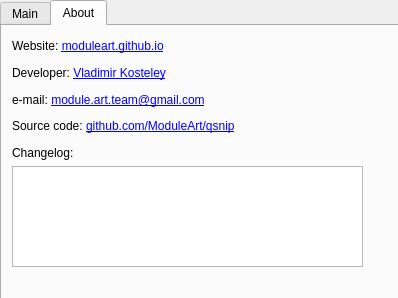
Old version of the form ui/Settings.ui in the repository ModuleArt/qsnip.
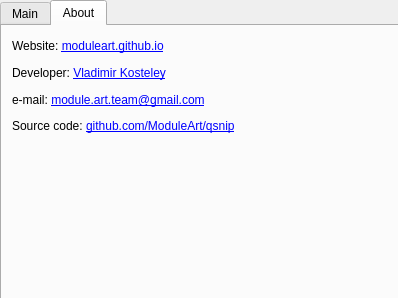
New version of the form. The open tabs and pages were chosen to show the change.

```diff
--- a/ui/Settings.ui
+++ b/ui/Settings.ui
@@ -395,35 +395,6 @@
       </item>
      </layout>
     </widget>
-    <widget class="QWidget" name="layoutWidget3">
-     <property name="geometry">
-      <rect>
-       <x>10</x>
-       <y>120</y>
-       <width>351</width>
-       <height>121</height>
-      </rect>
-     </property>
-     <layout class="QVBoxLayout" name="verticalLayout_3">
-      <item>
-       <widget class="QLabel" name="label_5">
-        <property name="text">
-         <string>Changelog:</string>
-        </property>
-       </widget>
-      </item>
-      <item>
-       <widget class="QPlainTextEdit" name="changelogTextEdit">
-        <property name="enabled">
-         <bool>true</bool>
-        </property>
-        <property name="readOnly">
-         <bool>true</bool>
-        </property>
-       </widget>
-      </item>
-     </layout>
-    </widget>
    </widget>
   </widget>
  </widget>
```
Left out of the diff: 2 changed lines with no effect on the pictures.
